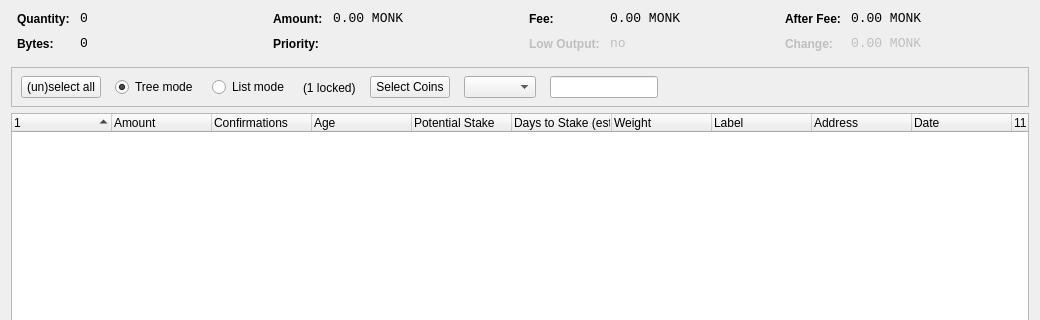
The window that src/qt/forms/coincontroldialog.ui (sha-doh/Monkey) describes before a commit, drawn with Qt 5; both pictures show x 0 to 1040 and y 0 to 320 of the 1040 by 500 pixel window.
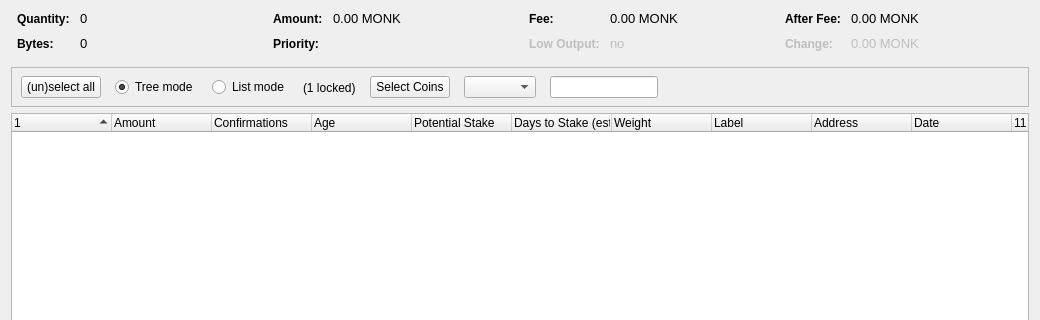
The same window after the commit. Custom widgets are drawn as their Qt base class.

```diff
--- a/src/qt/forms/coincontroldialog.ui
+++ b/src/qt/forms/coincontroldialog.ui
@@ -50,7 +50,7 @@
         <widget class="QLabel" name="labelCoinControlQuantity">
          <property name="font">
           <font>
-           <family>Monospace</family>
+           <family>Ubuntu</family>
            <pointsize>10</pointsize>
           </font>
          </property>
@@ -82,7 +82,7 @@
         <widget class="QLabel" name="labelCoinControlBytes">
          <property name="font">
           <font>
-           <family>Monospace</family>
+           <family>Ubuntu</family>
            <pointsize>10</pointsize>
           </font>
          </property>
@@ -130,7 +130,7 @@
         <widget class="QLabel" name="labelCoinControlAmount">
          <property name="font">
           <font>
-           <family>Monospace</family>
+           <family>Ubuntu</family>
            <pointsize>10</pointsize>
           </font>
          </property>
@@ -210,7 +210,7 @@
         <widget class="QLabel" name="labelCoinControlFee">
          <property name="font">
           <font>
-           <family>Monospace</family>
+           <family>Ubuntu</family>
            <pointsize>10</pointsize>
           </font>
          </property>
@@ -248,7 +248,7 @@
          </property>
          <property name="font">
           <font>
-           <family>Monospace</family>
+           <family>Ubuntu</family>
            <pointsize>10</pointsize>
           </font>
          </property>
@@ -296,7 +296,7 @@
         <widget class="QLabel" name="labelCoinControlAfterFee">
          <property name="font">
           <font>
-           <family>Monospace</family>
+           <family>Ubuntu</family>
            <pointsize>10</pointsize>
           </font>
          </property>
@@ -334,7 +334,7 @@
          </property>
          <property name="font">
           <font>
-           <family>Monospace</family>
+           <family>Ubuntu</family>
            <pointsize>10</pointsize>
           </font>
          </property>
```
Left out of the diff: 6 changed lines with no effect on the pictures.
